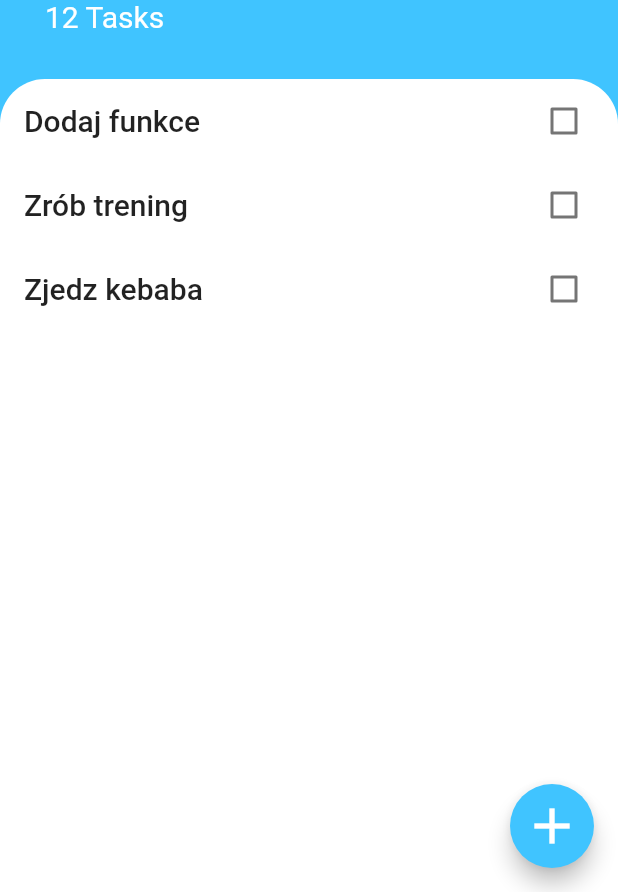
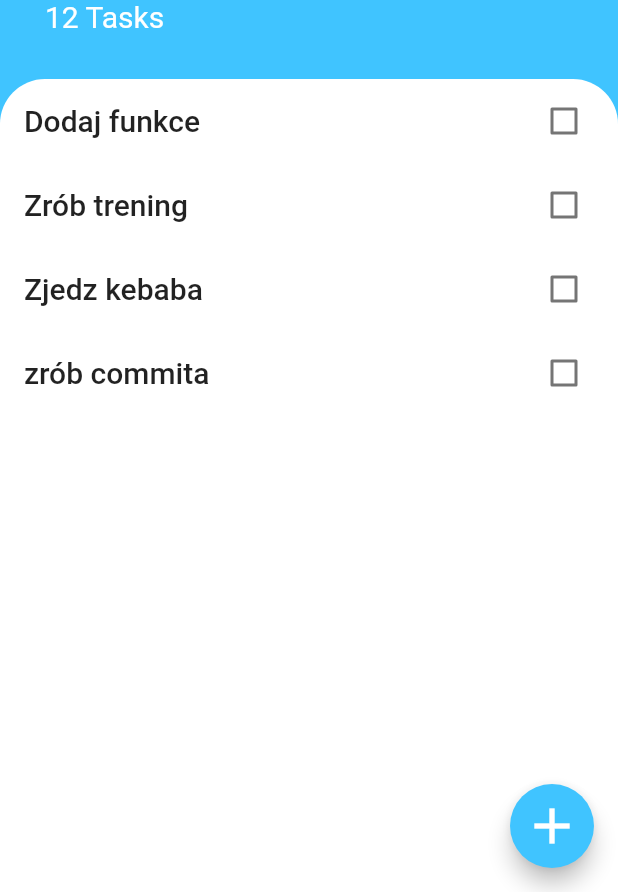
Before and after one commit to StanislawNagorski/Tudusik, a Flutter app: the screen it shows after launch, on a phone screen of 412 x 824 dp, the part 344-1236 px from its top. Run offline on Flutter 3.47's test engine with Material 2 defaults, Android fonts, the phone set to English and light mode, and no system bars.

Commit message:
task List lifted to task screen

```diff
--- a/lib/components/tasks_list.dart
+++ b/lib/components/tasks_list.dart
@@ -3,19 +3,18 @@ import 'package:to_do/components/task_single.dart';
 import 'package:to_do/models/Task.dart';
 
 class TasksList extends StatefulWidget {
+  List<Task> taskList;
+
+  TasksList({this.taskList});
+
   @override
   _TasksListState createState() => _TasksListState();
 }
 
 class _TasksListState extends State<TasksList> {
-  List<Task> taskList = [
-    Task(name: 'Dodaj funkce'),
-    Task(name: 'Zrób trening'),
-    Task(name: 'Zjedz kebaba')
-  ];
-
   @override
   Widget build(BuildContext context) {
+    List<Task> taskList = widget.taskList;
     return ListView.builder(
       itemCount: taskList.length,
       itemBuilder: (context, index) {
--- a/lib/screens/tasks_screen.dart
+++ b/lib/screens/tasks_screen.dart
@@ -1,5 +1,6 @@
 import 'package:flutter/material.dart';
 import 'package:to_do/components/tasks_list.dart';
+import 'package:to_do/models/Task.dart';
 import 'package:to_do/screens/add_task_screen.dart';
 
 class TasksScreen extends StatelessWidget {
@@ -42,7 +43,7 @@ class TasksScreen extends StatelessWidget {
           ),
           Expanded(
               child: Container(
-            child: TasksList(),
+            child: TasksList(taskList: taskListFinal),
             decoration: BoxDecoration(
                 color: Colors.white,
                 borderRadius: BorderRadius.only(
@@ -66,3 +67,10 @@ class TasksScreen extends StatelessWidget {
     );
   }
 }
+
+final List<Task> taskListFinal = [
+  Task(name: 'Dodaj funkce'),
+  Task(name: 'Zrób trening'),
+  Task(name: 'Zjedz kebaba'),
+  Task(name: 'zrób commita')
+];
```
